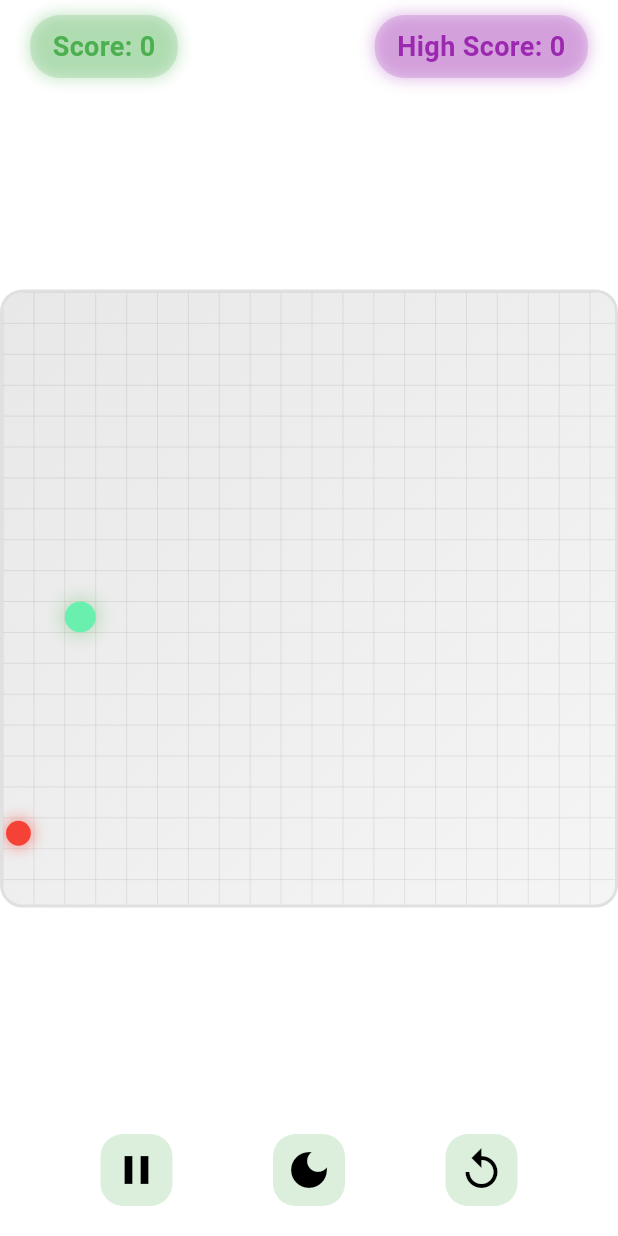
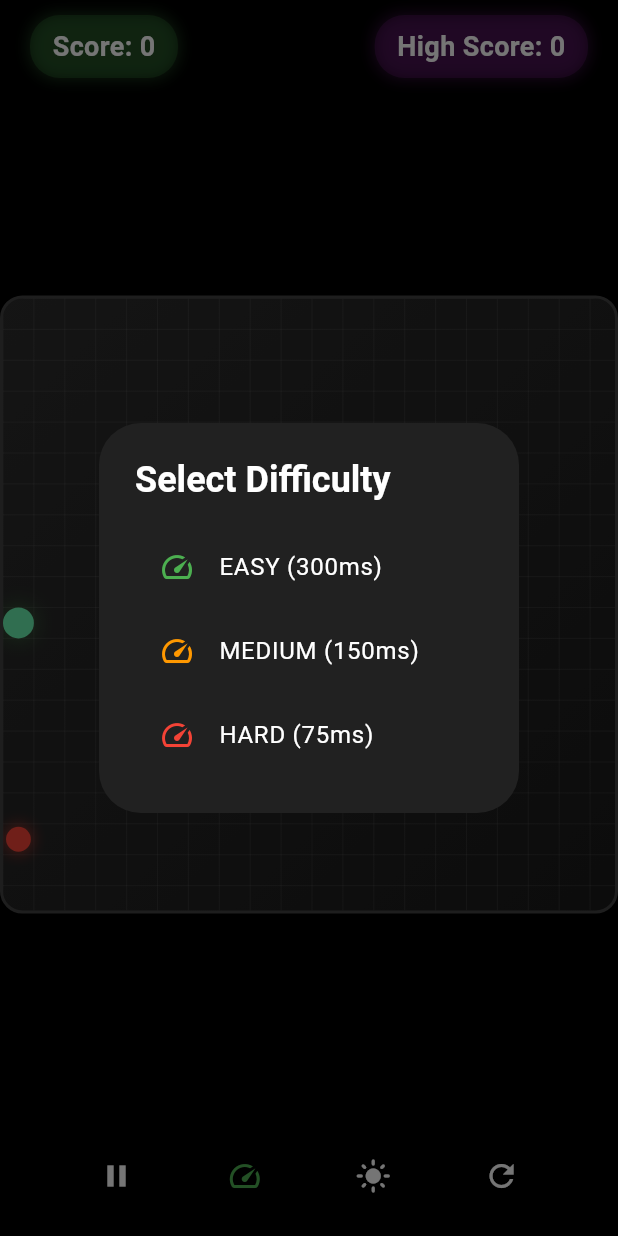
Before and after one commit to YasasPasinduFernando/snake_game_android, a Flutter app: the GameScreen screen opened directly, item 2 of the bottom bar chosen, on a phone screen of 412 x 824 dp. Run offline on Flutter 3.47's test engine with Material 3 defaults, Android fonts, the phone set to English and light mode, and no system bars; our stand-ins replace audioplayers, shared_preferences, sqflite; accounts and stored records are empty; generated files the repository leaves out were written again.

Commit message:
hardness levels added

```diff
--- a/lib/l10n/app_ta.arb
+++ b/lib/l10n/app_ta.arb
@@ -1,6 +1,7 @@
 {
   "gameTitle": "பாம்பு விளையாட்டு",
-  "playButton": "போடு",
+  "startGame": "விளையாட்டைத் தொடங்கு",
+  "playButton": "விளையாடு",
   "highScoresButton": "உயர் மதிப்பெண்கள்",
   "instructions": "வழிமுறைகள்",
   "score": "மதிப்பெண்: {score}",
@@ -11,7 +12,7 @@
           }
       }
   },
-  "highScore": "உயர் மதிப்பெண்: {score}",
+  "highScore": "அதிக மதிப்பெண்: {score}",
   "@highScore": {
       "placeholders": {
           "score": {
@@ -21,11 +22,24 @@
   },
   "gameOver": "விளையாட்டு முடிந்தது",
   "playAgain": "மீண்டும் விளையாடு",
-  "instructionText": "பாம்பைக் கட்டுப்படுத்த ஸ்வைப் செய்யவும். மதிப்பெண்களைப் பெற உணவை உண்ணவும். உங்களை மோதுவதைத் தவிர்க்கவும்!",
+  "instructionText": "பாம்பைக் கட்டுப்படுத்த ஸ்வைப் செய்யவும். மதிப்பெண்களைப் பெற உணவை சாப்பிடவும். உங்களை மோதுவதைத் தவிர்க்கவும்!",
   "noScoresYet": "இன்னும் மதிப்பெண்கள் இல்லை!",
   "darkMode": "இருள் பயன்முறை",
   "lightMode": "ஒளி பயன்முறை",
   "pause": "இடைநிறுத்து",
   "resume": "தொடரவும்",
-  "restart": "மீண்டும் தொடங்கு"
+  "restart": "மீண்டும் தொடங்கு",
+  "easy": "எளிது",
+  "medium": "நடுத்தரம்",
+  "hard": "கடினம்",
+  "selectDifficulty": "கடினத்தன்மையைத் தேர்ந்தெடுக்கவும்",
+  "changeDifficulty": "கடினத்தன்மையை மாற்றவும்",
+  "currentDifficulty": "தற்போதைய கடினத்தன்மை: {difficulty}",
+  "@currentDifficulty": {
+    "placeholders": {
+      "difficulty": {
+        "type": "String"
       }
+    }
+  }
+}
--- a/lib/screens/game_screen.dart
+++ b/lib/screens/game_screen.dart
@@ -8,11 +8,86 @@ import '../widgets/game_grid.dart';
 import '../services/database_helper.dart';
 import '../models/score.dart';
 
+enum Difficulty { easy, medium, hard }
+
 class GameScreen extends StatefulWidget {
   const GameScreen({Key? key}) : super(key: key);
 
   @override
   _GameScreenState createState() => _GameScreenState();
+}
+
+class GameControls extends StatelessWidget {
+  final bool isPaused;
+  final bool isDarkMode;
+  final VoidCallback onPausePressed;
+  final VoidCallback onThemeToggle;
+  final VoidCallback onRestart;
+  final VoidCallback onDifficultyChange;
+  final Difficulty currentDifficulty;
+
+  const GameControls({
+    Key? key,
+    required this.isPaused,
+    required this.isDarkMode,
+    required this.onPausePressed,
+    required this.onThemeToggle,
+    required this.onRestart,
+    required this.onDifficultyChange,
+    required this.currentDifficulty,
+  }) : super(key: key);
+
+  @override
+  Widget build(BuildContext context) {
+    return Padding(
+      padding: const EdgeInsets.all(16.0),
+      child: Row(
+        mainAxisAlignment: MainAxisAlignment.spaceEvenly,
+        children: [
+          IconButton(
+            icon: Icon(
+              isPaused ? Icons.play_arrow : Icons.pause,
+              color: isDarkMode ? Colors.white : Colors.black,
+            ),
+            onPressed: onPausePressed,
+          ),
+          IconButton(
+            icon: Icon(
+              Icons.speed,
+              color: _getDifficultyColor(),
+            ),
+            onPressed: onDifficultyChange,
+            tooltip: 'Current: ${currentDifficulty.toString().split('.').last}',
+          ),
+          IconButton(
+            icon: Icon(
+              isDarkMode ? Icons.light_mode : Icons.dark_mode,
+              color: isDarkMode ? Colors.white : Colors.black,
+            ),
+            onPressed: onThemeToggle,
+          ),
+          IconButton(
+            icon: Icon(
+              Icons.refresh,
+              color: isDarkMode ? Colors.white : Colors.black,
+            ),
+            onPressed: onRestart,
+          ),
+        ],
+      ),
+    );
+  }
+
+  Color _getDifficultyColor() {
+    switch (currentDifficulty) {
+      case Difficulty.easy:
+        return Colors.green;
+      case Difficulty.medium:
+        return Colors.orange;
+      case Difficulty.hard:
+        return Colors.red;
+    }
+  }
 }
 
 class _GameScreenState extends State<GameScreen> with TickerProviderStateMixin {
@@ -30,9 +105,17 @@ class _GameScreenState extends State<GameScreen> with TickerProviderStateMixin {
   int foodEaten = 0;
   Timer? timer;
   final AudioPlayer player = AudioPlayer();
+  Difficulty difficulty = Difficulty.easy;  // Default to easy
 
   late AnimationController _foodAnimationController;
   late Animation<double> _foodAnimation;
+
+  // Base speed is 300ms for easy, doubles for each difficulty level
+  final Map<Difficulty, int> speedSettings = {
+    Difficulty.easy: 300,    // Base speed: 300ms
+    Difficulty.medium: 150,  // Double speed: 150ms
+    Difficulty.hard: 75,     // Quadruple speed: 75ms
+  };
 
   @override
   void initState() {
@@ -96,7 +179,12 @@ class _GameScreenState extends State<GameScreen> with TickerProviderStateMixin {
 
   void _startTimer() {
     timer?.cancel();
-    final duration = max(80, 250 - (score * 8));
+    // Get base speed from difficulty setting
+    final baseSpeed = speedSettings[difficulty]!;
+    // Increase speed with score, but maintain the relative difficulty differences
+    final speedIncrease = (score * 2); // Small increase per score
+    final duration = max(30, baseSpeed - speedIncrease); // Minimum 30ms to keep game playable
+
     timer = Timer.periodic(
       Duration(milliseconds: duration),
       (Timer t) {
@@ -104,6 +192,80 @@ class _GameScreenState extends State<GameScreen> with TickerProviderStateMixin {
           _moveSnake();
         }
       },
+    );
+  }
+
+  void _changeDifficulty(Difficulty newDifficulty) {
+    setState(() {
+      difficulty = newDifficulty;
+      if (!isPaused) {
+        _startTimer();  // Restart timer with new speed
+      }
+    });
+  }
+
+  void _showDifficultyDialog() {
+    showDialog(
+      context: context,
+      builder: (context) => AlertDialog(
+        title: const Text('Select Difficulty'),
+        backgroundColor: isDarkMode ? Colors.grey[900] : Colors.white,
+        titleTextStyle: TextStyle(
+          color: isDarkMode ? Colors.white : Colors.black,
+          fontSize: 24,
+          fontWeight: FontWeight.bold,
+        ),
+        content: Column(
+          mainAxisSize: MainAxisSize.min,
+          children: [
+            ListTile(
+              title: Text(
+                'EASY (${speedSettings[Difficulty.easy]}ms)',
+                style: TextStyle(
+                  color: isDarkMode ? Colors.white : Colors.black,
+                ),
+              ),
+              selected: difficulty == Difficulty.easy,
+              leading: const Icon(Icons.speed, color: Colors.green),
+              onTap: () {
+                _changeDifficulty(Difficulty.easy);
+                Navigator.pop(context);
+                _startGame();
+              },
+            ),
+            ListTile(
+              title: Text(
+                'MEDIUM (${speedSettings[Difficulty.medium]}ms)',
+                style: TextStyle(
+                  color: isDarkMode ? Colors.white : Colors.black,
+                ),
+              ),
+              selected: difficulty == Difficulty.medium,
+              leading: const Icon(Icons.speed, color: Colors.orange),
+              onTap: () {
+                _changeDifficulty(Difficulty.medium);
+                Navigator.pop(context);
+                _startGame();
+              },
+            ),
+            ListTile(
+              title: Text(
+                'HARD (${speedSettings[Difficulty.hard]}ms)',
+                style: TextStyle(
+                  color: isDarkMode ? Colors.white : Colors.black,
+                ),
+              ),
+              selected: difficulty == Difficulty.hard,
+              leading: const Icon(Icons.speed, color: Colors.red),
+              onTap: () {
+                _changeDifficulty(Difficulty.hard);
+                Navigator.pop(context);
+                _startGame();
+              },
+            ),
+          ],
+        ),
+      ),
     );
   }
 
@@ -164,7 +326,6 @@ class _GameScreenState extends State<GameScreen> with TickerProviderStateMixin {
           break;
       }
 
-      // Wrap around screen edges
       newHead = Offset(
         newHead.dx < 0 ? columns - 1 : (newHead.dx >= columns ? 0 : newHead.dx),
         newHead.dy < 0 ? rows - 1 : (newHead.dy >= rows ? 0 : newHead.dy),
@@ -180,11 +341,13 @@ class _GameScreenState extends State<GameScreen> with TickerProviderStateMixin {
         score++;
         player.play(AssetSource('audio/eat.mp3'));
         _spawnFood();
+        _startTimer(); // Update speed when score changes
       } else if (bigFood != null && newHead == bigFood) {
         snake.add(newHead);
         score += 5;
         player.play(AssetSource('audio/eat.mp3'));
         setState(() => bigFood = null);
+        _startTimer(); // Update speed when score changes
       } else {
         snake.add(newHead);
         snake.removeAt(0);
@@ -211,7 +374,15 @@ class _GameScreenState extends State<GameScreen> with TickerProviderStateMixin {
       barrierDismissible: false,
       builder: (context) => AlertDialog(
         title: const Text('Game Over'),
-        content: Text('Score: $score\nHigh Score: $highScore'),
+        content: Column(
+          mainAxisSize: MainAxisSize.min,
+          crossAxisAlignment: CrossAxisAlignment.start,
+          children: [
+            Text('Score: $score'),
+            Text('High Score: $highScore'),
+            Text('Difficulty: ${difficulty.toString().split('.').last}'),
+          ],
+        ),
         backgroundColor: isDarkMode ? Colors.grey[900] : Colors.white,
         titleTextStyle: TextStyle(
           color: isDarkMode ? Colors.white : Colors.black,
@@ -223,6 +394,19 @@ class _GameScreenState extends State<GameScreen> with TickerProviderStateMixin {
           fontSize: 18,
         ),
         actions: [
+          TextButton(
+            onPressed: () {
+              Navigator.of(context).pop();
+              _showDifficultyDialog();
+            },
+            child: const Text(
+              'Change Difficulty',
+              style: TextStyle(
+                color: Colors.blue,
+                fontSize: 18,
+              ),
+            ),
+          ),
           TextButton(
             onPressed: () {
               Navigator.of(context).pop();
@@ -286,6 +470,7 @@ class _GameScreenState extends State<GameScreen> with TickerProviderStateMixin {
             GameControls(
               isPaused: isPaused,
               isDarkMode: isDarkMode,
+              currentDifficulty: difficulty,
               onPausePressed: () {
                 setState(() {
                   isPaused = !isPaused;
@@ -302,6 +487,7 @@ class _GameScreenState extends State<GameScreen> with TickerProviderStateMixin {
                 });
               },
               onRestart: _startGame,
+              onDifficultyChange: _showDifficultyDialog,
             ),
           ],
         ),
```
Lines whose indentation alone changed are shown as unchanged.
